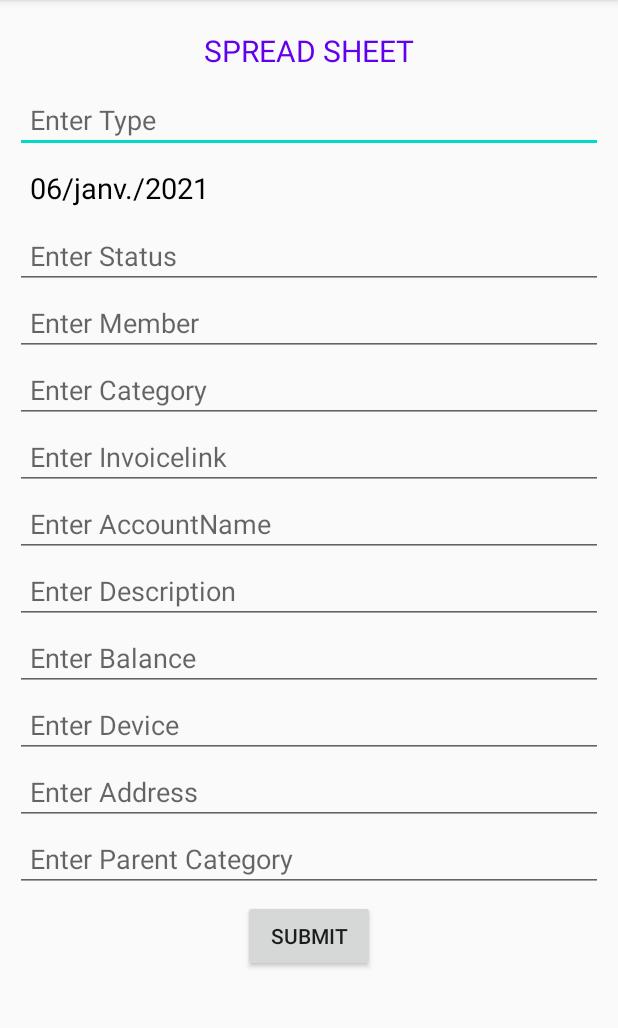
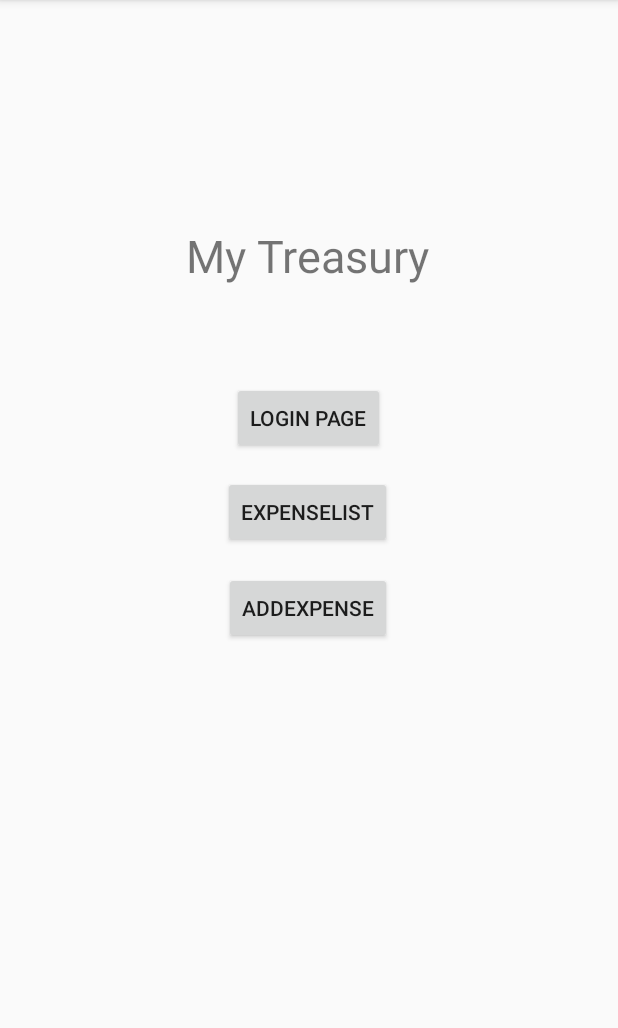
Before and after one commit to tristangh/FIR, an Android app: the screen it shows after launch (SpreadSheet before the commit, Dashboard after it), on a phone screen of 412 x 824 dp, the part 84-1112 px from its top. Run offline under Robolectric (Android 15) with nearby library versions, the phone set to English and light mode, and no system bars.

Commit message:
Renamed spreadsheet to AddExpense & added to dashboard
We can now call the 3 pages from the dashboard button

```diff
--- a/app/src/main/AndroidManifest.xml
+++ b/app/src/main/AndroidManifest.xml
@@ -10,7 +10,7 @@
         android:roundIcon="@mipmap/ic_launcher_round"
         android:supportsRtl="true"
         android:theme="@style/AppTheme">
-        <activity android:name="com.example.MyTreasury.SpreadSheet">
+        <activity android:name="com.example.MyTreasury.Dashboard">
             <intent-filter>
                 <action android:name="android.intent.action.MAIN" />
 
@@ -19,12 +19,11 @@
         </activity>
         <activity android:name=".Account"></activity>
         <activity android:name=".AccountEdit"></activity>
-        <activity android:name=".AddExpense"></activity>
         <activity android:name=".ExpenseList"></activity>
         <activity android:name=".Login"></activity>
         <activity android:name=".Register"></activity>
         <activity android:name=".SingleExpense"></activity>
-        <activity android:name=".Dashboard"></activity>
+        <activity android:name=".AddExpense"></activity>
     </application>
 
 </manifest>
--- a/app/src/main/java/com/example/MyTreasury/SpreadSheet.java
+++ /dev/null
@@ -1,193 +0,0 @@
-package com.example.MyTreasury;
-
-import androidx.appcompat.app.AppCompatActivity;
-
-import android.app.DatePickerDialog;
-import android.app.ProgressDialog;
-import android.os.Bundle;
-import android.view.View;
-import android.widget.Button;
-import android.widget.DatePicker;
-import android.widget.EditText;
-import android.widget.RelativeLayout;
-import android.widget.TextView;
-import android.widget.Toast;
-
-import com.android.volley.AuthFailureError;
-import com.android.volley.DefaultRetryPolicy;
-import com.android.volley.Request;
-import com.android.volley.RequestQueue;
-import com.android.volley.Response;
-import com.android.volley.RetryPolicy;
-import com.android.volley.VolleyError;
-import com.android.volley.toolbox.StringRequest;
-import com.android.volley.toolbox.Volley;
-
-import java.text.SimpleDateFormat;
-import java.util.Calendar;
-import java.util.HashMap;
-import java.util.Locale;
-import java.util.Map;
-
-public class SpreadSheet extends AppCompatActivity {
-    EditText enter_type,enter_status,enter_member,enter_category,enter_link,
-            enter_account_name,enter_description,enter_balance,enter_device,enter_address,enter_parent_cat;
-    TextView enter_date;
-
-    Button button;
-    RelativeLayout rel_start_date;
-    String startDate;
-    Calendar myCalendar = Calendar.getInstance();
-    String url = "https://script.google.com/macros/s/AKfycbzFHvaFjsZqWWPAAaCfsc79NJkyEKD7pUs0fewvivog-vAUUd-BFIPV/exec";
-
-    @Override
-    protected void onCreate(Bundle savedInstanceState) {
-        super.onCreate(savedInstanceState);
-        setContentView(R.layout.activity_sheet);
-
-        enter_type = findViewById(R.id.enter_type);
-        enter_date = findViewById(R.id.enter_date);
-        enter_status = findViewById(R.id.enter_status);
-        enter_member = findViewById(R.id.enter_member);
-        enter_category = findViewById(R.id.enter_category);
-        enter_link = findViewById(R.id.enter_link);
-        enter_account_name = findViewById(R.id.enter_account_name);
-        enter_description = findViewById(R.id.enter_description);
-        enter_balance = findViewById(R.id.enter_balance);
-        enter_device = findViewById(R.id.enter_device);
-        enter_address = findViewById(R.id.enter_address);
-        enter_parent_cat = findViewById(R.id.enter_parent_cat);
-        button = findViewById(R.id.button);
-        rel_start_date = findViewById(R.id.rel_start_date);
-
-        rel_start_date.setOnClickListener(new View.OnClickListener() {
-            @Override
-            public void onClick(View v) {
-
-                myCalendar = Calendar.getInstance();
-
-                try {
-                    SimpleDateFormat sdf = new SimpleDateFormat("dd/MMM/yyyy", Locale.FRANCE);
-                    myCalendar.setTime(sdf.parse(startDate));
-                }catch (Exception e){
-                    e.printStackTrace();
-                }
-
-                DatePickerDialog datePickerDialog = new DatePickerDialog(SpreadSheet.this, dateFrom, myCalendar
-                        .get(Calendar.YEAR), myCalendar.get(Calendar.MONTH),
-                        myCalendar.get(Calendar.DAY_OF_MONTH));
-                datePickerDialog.getDatePicker().setMinDate(System.currentTimeMillis() - 1000);
-                datePickerDialog.show();
-
-            }
-        });
-
-        button.setOnClickListener(new View.OnClickListener() {
-            @Override
-            public void onClick(View view) {
-                insertData(enter_type.getText().toString().trim(),enter_status.getText().toString().trim(),enter_member.getText().toString().trim(),enter_category.getText().toString().trim(),enter_link.getText().toString().trim(),
-                        enter_account_name.getText().toString().trim(),enter_description.getText().toString().trim(),enter_balance.getText().toString().trim(),enter_device.getText().toString().trim(),enter_address.getText().toString().trim(),
-                        enter_parent_cat.getText().toString().trim(),enter_date.getText().toString().trim());
-            }
-        });
-
-        setStartDate();
-    }
-
-
-    private void setStartDate(){
-        Calendar startSelectionDate = Calendar.getInstance();
-
-        SimpleDateFormat sdf = new SimpleDateFormat("dd/MMM/yyyy", Locale.FRANCE);
-        startDate = sdf.format(startSelectionDate.getTime());
-        enter_date.setText(sdf.format(startSelectionDate.getTime()));
-
-    }
-
-    DatePickerDialog.OnDateSetListener dateFrom = new DatePickerDialog.OnDateSetListener() {
-
-        @Override
-        public void onDateSet(DatePicker view, int year, int monthOfYear,
-                              int dayOfMonth) {
-            // TODO Auto-generated method stub
-            myCalendar.set(Calendar.YEAR, year);
-            myCalendar.set(Calendar.MONTH, monthOfYear);
-            myCalendar.set(Calendar.DAY_OF_MONTH, dayOfMonth);
-
-            updateLabelFrom();
-        }
-
-    };
-
-    private void updateLabelFrom() {
-        SimpleDateFormat sdf = new SimpleDateFormat("dd/MMM/yyyy", Locale.FRANCE);
-        startDate = sdf.format(myCalendar.getTime());
-        enter_date.setText(sdf.format(myCalendar.getTime()));
-    }
-
-    public void insertData(final String enter_type, final String enter_status, final String enter_member,
-                           final String enter_category, final String enter_link, final String enter_account_name, final String enter_description,
-                           final String enter_balance, final String enter_device, final String enter_address,
-                           final String enter_parent_cat, final String enter_date){
-        final ProgressDialog loading = ProgressDialog.show(this,"Adding Item","Please wait");
-
-        StringRequest stringRequest = new StringRequest(Request.Method.POST, url, new Response.Listener<String>() {
-            @Override
-            public void onResponse(String response) {
-                loading.dismiss();
-                Toast.makeText(SpreadSheet.this,response,Toast.LENGTH_LONG).show();
-                empty();
-
-            }
-        }, new Response.ErrorListener() {
-            @Override
-            public void onErrorResponse(VolleyError error) {
-                loading.dismiss();
-                Toast.makeText(SpreadSheet.this,error.toString(),Toast.LENGTH_LONG).show();
-            }
-        }){
-            @Override
-            public Map<String, String> getParams() throws AuthFailureError {
-                Map<String,String> params = new HashMap<String, String>();
-                params.put("Content-Type", "application/json");
-                params.put("action","submitData");
-                params.put("EnterType",enter_type);
-                params.put("EnterStatus",enter_status);
-                params.put("EnterMember",enter_member);
-                params.put("EnterCategory",enter_category);
-                params.put("EnterLink",enter_link);
-                params.put("EnterAccountNumber",enter_account_name);
-                params.put("EnterDescription",enter_description);
-                params.put("EnterBalance",enter_balance);
-                params.put("EnterDevice",enter_device);
-                params.put("EnterAddress",enter_address);
-                params.put("EnterParentCat",enter_parent_cat);
-                params.put("EnterDate",enter_date);
-                return params;
-            }
-        };
- //       int socketTimeOut = 50000;
-//        RetryPolicy retryPolicy = new DefaultRetryPolicy(socketTimeOut,0,DefaultRetryPolicy.DEFAULT_BACKOFF_MULT);
- //       stringRequest.setRetryPolicy(retryPolicy);
-        RequestQueue addQueue = Volley.newRequestQueue(SpreadSheet.this);
-        addQueue.add(stringRequest);
-    }
-    public void empty(){
-        enter_type.setText("");
-        enter_status.setText("");
-        enter_member.setText("");
-        enter_category.setText("");
-        enter_link.setText("");
-        enter_account_name.setText("");
-        enter_description.setText("");
-        enter_balance.setText("");
-        enter_device.setText("");
-        enter_address.setText("");
-        enter_parent_cat.setText("");
-
-
-
-    }
-
-
-}
--- a/app/src/main/res/layout/activity_sheet.xml
+++ b/app/src/main/res/layout/activity_sheet.xml
@@ -9,7 +9,7 @@
         android:layout_height="match_parent"
         android:layout_margin="10dp"
         android:orientation="vertical"
-        tools:context=".SpreadSheet">
+        tools:context=".AddExpense">
         <TextView
             android:layout_width="match_parent"
             android:layout_height="wrap_content"
--- a/app/src/main/res/layout/dashboard.xml
+++ b/app/src/main/res/layout/dashboard.xml
@@ -39,8 +39,37 @@
                 android:text="Login Page"
                 app:layout_constraintBottom_toBottomOf="parent"
                 app:layout_constraintEnd_toEndOf="parent"
+                app:layout_constraintHorizontal_bias="0.498"
                 app:layout_constraintStart_toStartOf="parent"
-                app:layout_constraintTop_toBottomOf="@+id/tvTitle" />
+                app:layout_constraintTop_toBottomOf="@+id/tvTitle"
+                app:layout_constraintVertical_bias="0.139" />
+
+            <Button
+                android:id="@+id/expenselistshow_button"
+                android:layout_width="wrap_content"
+                android:layout_height="wrap_content"
+                android:onClick="onButtonClick"
+                android:text="ExpenseList"
+                app:layout_constraintBottom_toBottomOf="parent"
+                app:layout_constraintEnd_toEndOf="parent"
+                app:layout_constraintHorizontal_bias="0.497"
+                app:layout_constraintStart_toStartOf="parent"
+                app:layout_constraintTop_toBottomOf="@+id/tvTitle"
+                app:layout_constraintVertical_bias="0.276" />
+
+            <Button
+                android:id="@+id/addexpenseshow_button"
+                android:layout_width="wrap_content"
+                android:layout_height="wrap_content"
+                android:onClick="onButtonClick"
+                android:text="AddExpense"
+                app:layout_constraintBottom_toBottomOf="parent"
+                app:layout_constraintEnd_toEndOf="parent"
+                app:layout_constraintHorizontal_bias="0.497"
+                app:layout_constraintStart_toStartOf="parent"
+                app:layout_constraintTop_toBottomOf="@+id/tvTitle"
+                app:layout_constraintVertical_bias="0.415" />
+
         </androidx.constraintlayout.widget.ConstraintLayout>
 
     </LinearLayout>
```
Also changed, not shown: app/src/main/java/com/example/MyTreasury/AddExpense.java (+178 -3 lines), app/src/main/java/com/example/MyTreasury/Dashboard.java (+12 -0 lines).
